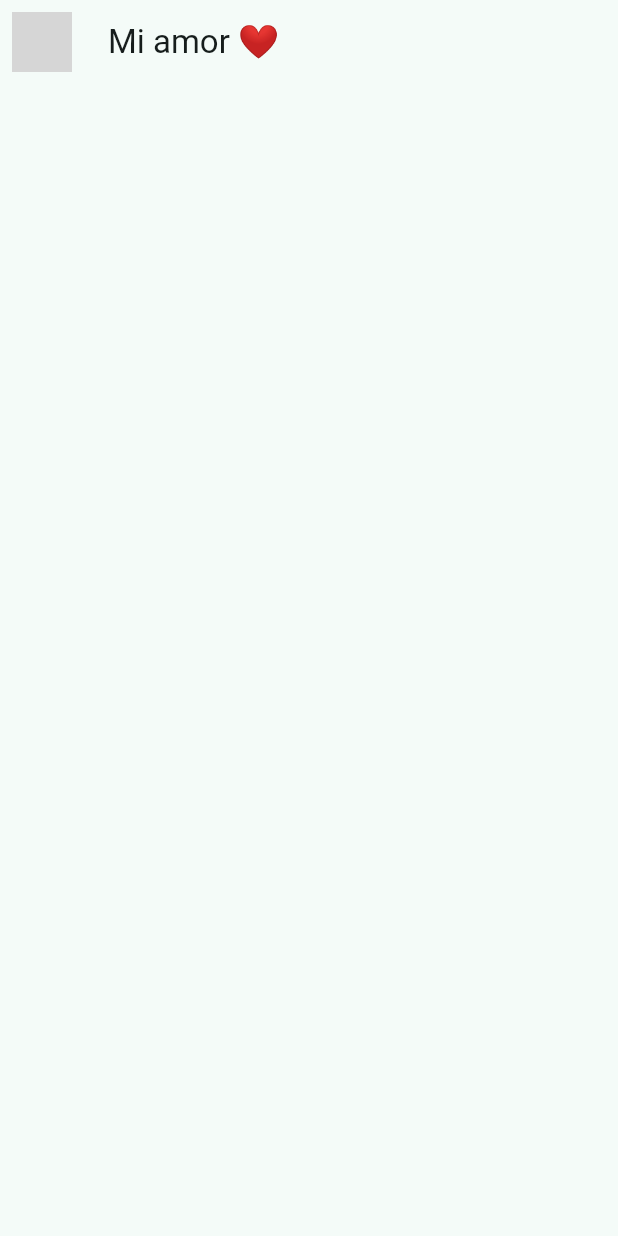
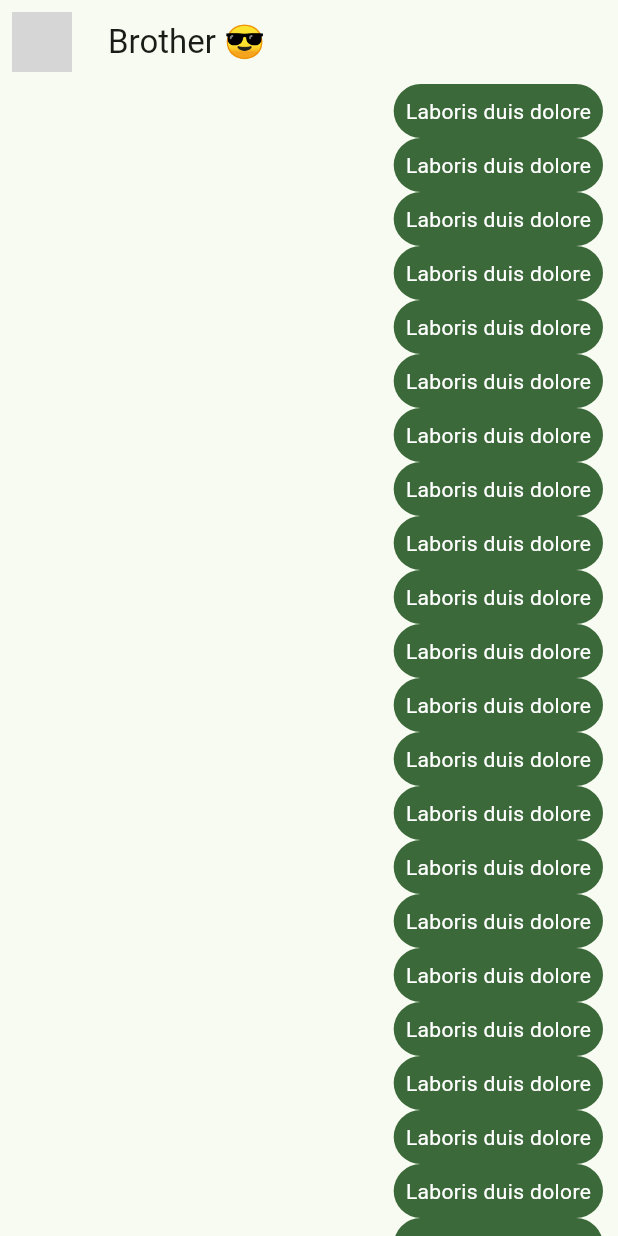
Before and after one commit to Aldair-NPM/DMI-10B-YesNoApp-210820, a Flutter app: the screen it shows after launch, on a phone screen of 412 x 824 dp. Run offline on Flutter 3.47's test engine with Material 3 defaults, Android fonts, the phone set to English and light mode, and no system bars; network calls fail; grey boxes are pictures that could not be loaded.

Commit message:
Practica 22
Agregacion de Messages

```diff
--- /dev/null
+++ b/flutter_application_1/lib/domain/entities/message.dart
@@ -0,0 +1,9 @@
+enum FromWho { me, hers }
+
+class Message {
+  final String text;
+  final String? imageUrl;
+  final FromWho fromWho;
+
+  Message({required this.text, this.imageUrl, required this.fromWho});
+}
--- a/flutter_application_1/lib/main.dart
+++ b/flutter_application_1/lib/main.dart
@@ -1,6 +1,6 @@
 import 'package:flutter/material.dart';
 import 'package:flutter_application_1/config/theme/app_theme.dart';
-import 'package:flutter_application_1/presentation/chat/chat_screen.dart';
+import 'package:flutter_application_1/presentation/screens/chat/chat_screen.dart';
 
 void main() => runApp(const MyApp());
 
@@ -13,7 +13,7 @@ class MyApp extends StatelessWidget {
       title: 'Yes - No App - 210820',
       debugShowCheckedModeBanner: false,
 
-      theme: AppTheme(selectedColor: 2).theme(),
+      theme: AppTheme(selectedColor: 3).theme(),
 
       home: ChatScreen()
     );
--- a/flutter_application_1/lib/presentation/chat/chat_screen.dart
+++ /dev/null
@@ -1,20 +0,0 @@
-
-import 'package:flutter/material.dart';
-
-class ChatScreen extends StatelessWidget {
-  const ChatScreen({super.key});
-
-  @override
-  Widget build(BuildContext context) {
-    return Scaffold(
-      appBar: AppBar(
-        leading: Padding(padding: const EdgeInsets.all(8.0),
-        child: CircleAvatar(
-          backgroundImage: NetworkImage("https://img.freepik.com/psd-gratis/ilustracion-3d-avatar-o-perfil-humano_23-2150671142.jpg?semt=ais_hybrid"),
-        ),),
-        title: Text('Mi amor ❤️'),
-        centerTitle: false,
-      ),
-    );
-  }
-}
--- /dev/null
+++ b/flutter_application_1/lib/presentation/providers/chat_provider.dart
@@ -0,0 +1,12 @@
+import 'package:flutter/material.dart';
+import 'package:flutter_application_1/domain/entities/message.dart';
+
+class ChatProvider extends ChangeNotifier {
+  List<Message> message = [
+    Message(text: 'Hola Bro!', fromWho: FromWho.me),
+    Message(text: 'Ya regresaste del trabajo?', fromWho: FromWho.me)
+  ];
+  Future<void> sendMessage(String text) async {
+
+  }
+}
--- /dev/null
+++ b/flutter_application_1/lib/presentation/screens/chat/chat_screen.dart
@@ -0,0 +1,41 @@
+import 'package:flutter/material.dart';
+import 'package:flutter_application_1/presentation/widgets/chat/my_message_bubble.dart';
+
+class ChatScreen extends StatelessWidget {
+  const ChatScreen({super.key});
+
+  @override
+  Widget build(BuildContext context) {
+    return Scaffold(
+        appBar: AppBar(
+          leading: Padding(
+            padding: const EdgeInsets.all(8.0),
+            child: CircleAvatar(
+              backgroundImage: NetworkImage(
+                  'https://img.freepik.com/psd-gratis/ilustracion-3d-avatar-o-perfil-humano_23-2150671142.jpg?semt=ais_hybrid'),
+            ),
+          ),
+          title: Text('Brother 😎'),
+          centerTitle: false,
+        ),
+        body: _ChatView());
+  }
+}
+
+class _ChatView extends StatelessWidget {
+  @override
+  Widget build(BuildContext context) {
+    return SafeArea(
+        child: Padding(
+            padding: const EdgeInsets.symmetric(horizontal: 10),
+            child: Column(children: [
+              Expanded(
+                  child: ListView.builder(
+                    itemCount: 100,
+                    itemBuilder: (context, index) {
+                      return MyMessageBubble();
+                    },
+                  ))
+            ])));
+  }
+}
--- /dev/null
+++ b/flutter_application_1/lib/presentation/widgets/chat/my_message_bubble.dart
@@ -0,0 +1,20 @@
+import 'package:flutter/material.dart';
+
+class MyMessageBubble extends StatelessWidget {
+  const MyMessageBubble({super.key});
+
+  @override
+  Widget build(BuildContext context) {
+    final colors = Theme.of(context).colorScheme;
+
+    return Column(crossAxisAlignment: CrossAxisAlignment.end, children: [
+      Container(
+        decoration: BoxDecoration(color: colors.primary, borderRadius: BorderRadius.circular(20)),
+        child: Padding(
+            padding: const EdgeInsets.all(8.0),
+            child: Text('Laboris duis dolore',
+                style: TextStyle(color: Colors.white))),
+      )
+    ]);
+  }
+}
--- a/flutter_application_1/pubspec.yaml
+++ b/flutter_application_1/pubspec.yaml
@@ -35,6 +35,7 @@ dependencies:
   # The following adds the Cupertino Icons font to your application.
   # Use with the CupertinoIcons class for iOS style icons.
   cupertino_icons: ^1.0.8
+  provider: ^6.1.2
 
 dev_dependencies:
   flutter_test:
```
Also changed, not shown: flutter_application_1/pubspec.lock.
